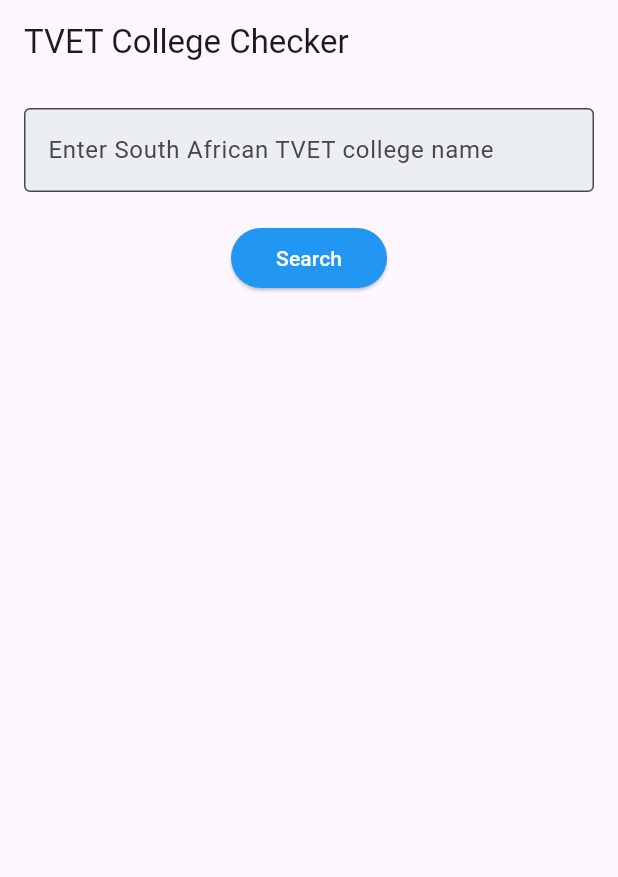
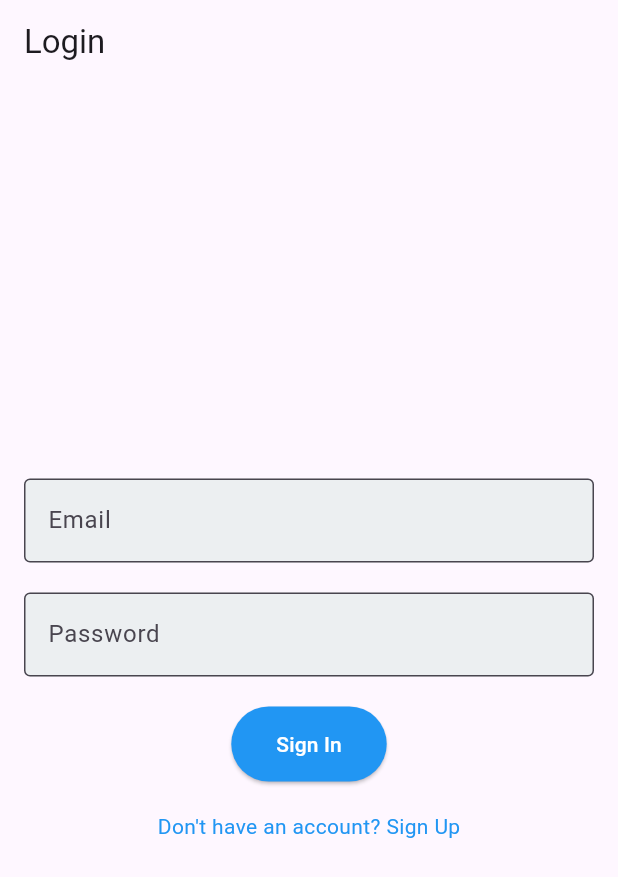
Before and after one commit to ThembaniBliss/tvets_collegechecker, a Flutter app: the screen it shows after launch, on a phone screen of 412 x 824 dp. Shown: the top 877 px of the screen. Run offline on Flutter 3.47's test engine with Material 3 defaults, Android fonts, the light colour scheme and no system bars; our stand-ins replace flutter_dotenv, supabase, supabase_flutter; accounts and stored records are empty.

Commit message:
Adding the functtionality of login page

```diff
--- a/tvets_collegechecker/analysis_options.yaml
+++ b/tvets_collegechecker/analysis_options.yaml
@@ -13,6 +13,7 @@ analyzer:
   errors:
     avoid_print: ignore
     library_private_types_in_public_api: ignore
+    sort_child_properties_last: ignore
     unnecessary_cast: ignore
     unused_import: ignore
 
--- a/tvets_collegechecker/lib/login_page.dart
+++ b/tvets_collegechecker/lib/login_page.dart
@@ -0,0 +1,169 @@
+import 'package:flutter/material.dart';
+import 'package:supabase/supabase.dart';
+
+import 'home_page.dart';
+
+class LoginPage extends StatefulWidget {
+  final SupabaseClient supabaseClient;
+  const LoginPage({super.key, required this.supabaseClient});
+
+  @override
+  _LoginPageState createState() => _LoginPageState();
+}
+
+class _LoginPageState extends State<LoginPage> {
+  final TextEditingController _emailController = TextEditingController();
+  final TextEditingController _passwordController = TextEditingController();
+  String _errorMessage = '';
+  bool _isLoading = false;
+  bool _isSignUp = false; // Track whether the user is signing up or signing in
+
+  Future<void> _signInOrSignUp() async {
+    final email = _emailController.text.trim();
+    final password = _passwordController.text.trim();
+
+    if (email.isEmpty || password.isEmpty) {
+      setState(() {
+        _errorMessage = 'Please enter both email and password.';
+      });
+      return;
+    }
+
+    setState(() {
+      _isLoading = true;
+      _errorMessage = ''; // Clear previous errors
+    });
+
+    try {
+      if (_isSignUp) {
+        // Sign up (register)
+        final response = await widget.supabaseClient.auth.signUp(
+          email: email,
+          password: password,
+        );
+
+        if (response.session != null) {
+          Navigator.pushReplacement(
+            // ignore: use_build_context_synchronously
+            context,
+            MaterialPageRoute(
+              builder: (context) =>
+                  HomePage(supabaseClient: widget.supabaseClient),
+            ),
+          );
+        } else {
+          setState(() {
+            _errorMessage = 'Registration failed. Please try again.';
+          });
+        }
+      } else {
+        // Sign in (login)
+        final response = await widget.supabaseClient.auth.signInWithPassword(
+          email: email,
+          password: password,
+        );
+
+        if (response.session != null) {
+          Navigator.pushReplacement(
+            // ignore: use_build_context_synchronously
+            context,
+            MaterialPageRoute(
+              builder: (context) =>
+                  HomePage(supabaseClient: widget.supabaseClient),
+            ),
+          );
+        } else {
+          setState(() {
+            _errorMessage =
+                'Login failed. Please check your credentials and try again.';
+          });
+        }
+      }
+    } catch (error) {
+      setState(() {
+        _errorMessage = 'An error occurred: $error';
+      });
+    } finally {
+      setState(() {
+        _isLoading = false;
+      });
+    }
+  }
+
+  @override
+  Widget build(BuildContext context) {
+    return Scaffold(
+      appBar: AppBar(
+        title: Text(_isSignUp ? 'Sign Up' : 'Login'),
+      ),
+      body: Padding(
+        padding: const EdgeInsets.all(16.0),
+        child: Column(
+          mainAxisAlignment: MainAxisAlignment.center,
+          children: [
+            TextField(
+              controller: _emailController,
+              decoration: InputDecoration(
+                labelText: 'Email',
+                border: const OutlineInputBorder(),
+                fillColor: Colors.blueGrey[50],
+                filled: true,
+              ),
+              keyboardType: TextInputType.emailAddress,
+            ),
+            const SizedBox(height: 20),
+            TextField(
+              controller: _passwordController,
+              decoration: InputDecoration(
+                labelText: 'Password',
+                border: const OutlineInputBorder(),
+                fillColor: Colors.blueGrey[50],
+                filled: true,
+              ),
+              obscureText: true,
+            ),
+            const SizedBox(height: 20),
+            ElevatedButton(
+              onPressed: _isLoading
+                  ? null
+                  : _signInOrSignUp, // Disable button during loading
+              // ignore: sort_child_properties_last
+              child: _isLoading
+                  ? const CircularProgressIndicator(
+                      color: Colors.white,
+                    )
+                  : Text(_isSignUp ? 'Sign Up' : 'Sign In'),
+              style: ElevatedButton.styleFrom(
+                foregroundColor: Colors.white,
+                backgroundColor: _isLoading ? Colors.grey : Colors.blue,
+                padding:
+                    const EdgeInsets.symmetric(horizontal: 30, vertical: 15),
+              ),
+            ),
+            const SizedBox(height: 20),
+            GestureDetector(
+              onTap: () {
+                setState(() {
+                  _isSignUp = !_isSignUp;
+                });
+              },
+              child: Text(
+                _isSignUp
+                    ? 'Already have an account? Sign In'
+                    : "Don't have an account? Sign Up",
+                style: const TextStyle(color: Colors.blue),
+              ),
+            ),
+            if (_errorMessage.isNotEmpty) ...[
+              const SizedBox(height: 20),
+              Text(
+                _errorMessage,
+                style: const TextStyle(color: Colors.red),
+              ),
+            ],
+          ],
+        ),
+      ),
+    );
+  }
+}
--- a/tvets_collegechecker/lib/main.dart
+++ b/tvets_collegechecker/lib/main.dart
@@ -1,148 +1,43 @@
-// ignore_for_file: sort_child_properties_last
-
+// ignore_for_file: sort_child_properties_las
 import 'package:flutter/material.dart';
 import 'package:flutter_dotenv/flutter_dotenv.dart';
-import 'package:supabase/supabase.dart';
+import 'package:supabase_flutter/supabase_flutter.dart';
+
+import 'login_page.dart';
 
 void main() async {
   WidgetsFlutterBinding.ensureInitialized();
   await dotenv.load(fileName: "assets/.env");
+
   final supabaseUrl = dotenv.env['SUPABASE_URL'];
   final supabaseAnonKey = dotenv.env['SUPABASE_ANON_KEY'];
+
   if (supabaseUrl == null || supabaseAnonKey == null) {
     throw Exception("Supabase environment variables not found.");
   }
   SupabaseClient supabaseClient = SupabaseClient(supabaseUrl, supabaseAnonKey);
   print('Supabase Initialized with URL: $supabaseUrl');
+
+  // Initialize Supabase with the necessary settings
+  await Supabase.initialize(
+    url: supabaseUrl,
+    anonKey: supabaseAnonKey,
+    //authFlowType: AuthFlowType.pkce, // Ensure PKCE flow is enabled for web
+  );
   runApp(MyApp(supabaseClient: supabaseClient));
 }
 
 class MyApp extends StatelessWidget {
   final SupabaseClient supabaseClient;
   const MyApp({super.key, required this.supabaseClient});
+
   @override
   Widget build(BuildContext context) {
     return MaterialApp(
-      title: 'TVET College Checker',
+      title: 'College and Accomodation checker ',
       theme: ThemeData(primarySwatch: Colors.blue),
-      home: CollegeCheckerScreen(supabaseClient: supabaseClient),
+      home: LoginPage(supabaseClient: supabaseClient),
       debugShowCheckedModeBanner: false,
     );
   }
 }
-
-class CollegeCheckerScreen extends StatefulWidget {
-  final SupabaseClient supabaseClient;
-  const CollegeCheckerScreen({super.key, required this.supabaseClient});
-  @override
-  _CollegeCheckerScreenState createState() => _CollegeCheckerScreenState();
-}
-
-class _CollegeCheckerScreenState extends State<CollegeCheckerScreen> {
-  final TextEditingController _controller = TextEditingController();
-  List<Map<String, dynamic>> _results = [];
-  String _result = ''; // Correctly defining _result here for UI feedback
-
-  Future<void> searchColleges(String name) async {
-    try {
-      var response = await widget.supabaseClient
-          .from('colleges')
-          .select('name, location, website, contact')
-          .ilike('name', '%$name%');
-      //.ilike('name', '%$name%');
-      //Debugging print statements
-      print('Response: $response');
-
-      if (response.isNotEmpty) {
-        setState(() {
-          _results = List<Map<String, dynamic>>.from(response);
-          _result = ''; // Clear any previous error message
-        });
-      } else {
-        setState(() {
-          _results = [];
-          _result =
-              'colleges  not found.'; // Informative message when no data is found
-        });
-      }
-    } catch (error) {
-      setState(() {
-        _results = [];
-        _result =
-            'Unexpected error: $error'; // Error message when there is an exception
-      });
-      print('Error: $error');
-    }
-  }
-
-  Future<void> checkConnection() async {
-    try {
-      var response =
-          await widget.supabaseClient.from('colleges').select().limit(1);
-      print('Connection check response: $response');
-    } catch (error) {
-      print('Connection check error: $error');
-    }
-  }
-
-  @override
-  void initState() {
-    super.initState();
-    checkConnection(); // Call the method to check connection on init
-  }
-
-  @override
-  Widget build(BuildContext context) {
-    return Scaffold(
-      appBar: AppBar(
-        title: const Text('TVET College Checker'),
-      ),
-      body: Padding(
-        padding: const EdgeInsets.all(16.0),
-        child: Column(
-          mainAxisAlignment: MainAxisAlignment.center,
-          children: [
-            TextField(
-              controller: _controller,
-              decoration: InputDecoration(
-                labelText: 'Enter South African TVET college name',
-                border: const OutlineInputBorder(),
-                fillColor: Colors.blueGrey[50],
-                filled: true,
-              ),
-            ),
-            const SizedBox(height: 20),
-            ElevatedButton(
-              onPressed: () => searchColleges(_controller.text),
-              child: const Text('Search'),
-              style: ElevatedButton.styleFrom(
-                foregroundColor: Colors.white,
-                backgroundColor: Colors.blue,
-                padding:
-                    const EdgeInsets.symmetric(horizontal: 30, vertical: 10),
-              ),
-            ),
-            const SizedBox(height: 20),
-            Expanded(
-              child: ListView.builder(
-                itemCount: _results.length,
-                itemBuilder: (context, index) {
-                  final college = _results[index];
-                  return ListTile(
-                    title: Text(college['name']),
-                    subtitle: Text(
-                        'Location: ${college['location']}\nWebsite: ${college['website']}\nContact: ${college['contact']}'),
-                  );
-                },
-              ),
-            ),
-            Text(
-              _result, // Display the result message here
-              style: const TextStyle(color: Colors.red, fontSize: 16),
-            ),
-          ],
-        ),
-      ),
-    );
-  }
-}
--- a/tvets_collegechecker/pubspec.yaml
+++ b/tvets_collegechecker/pubspec.yaml
@@ -17,6 +17,7 @@ dependencies:
 
 
   cupertino_icons: ^1.0.6
+  supabase_flutter: ^2.6.0
 
 dev_dependencies:
   flutter_test:
```
Also changed, not shown: tvets_collegechecker/lib/accommodation_screen.dart (+100 -0 lines), tvets_collegechecker/lib/college_checker_screen.dart (+119 -0 lines), tvets_collegechecker/lib/home_page.dart (+65 -0 lines), tvets_collegechecker/pubspec.lock, 5 other files.
